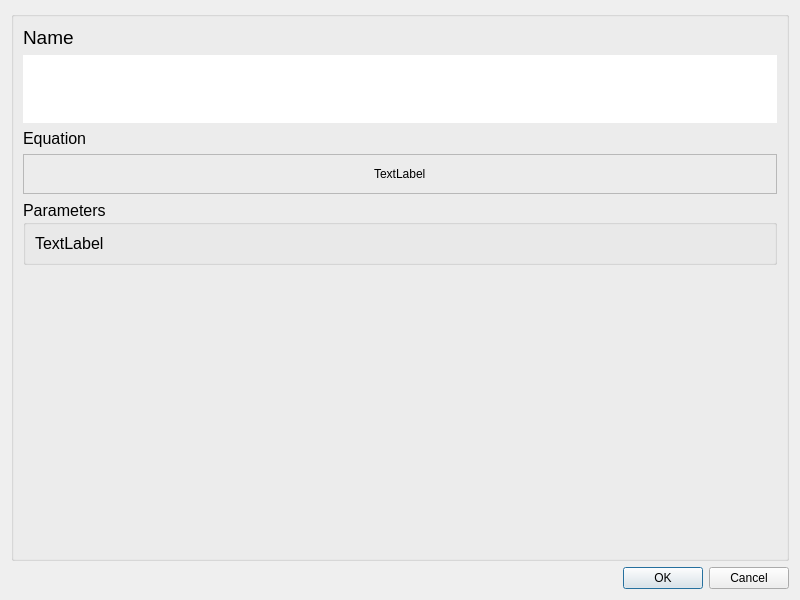
The window that gui/BuiltinFunctionDetailer.ui (fritzone/funkplot) describes before a commit, drawn with Qt 5.
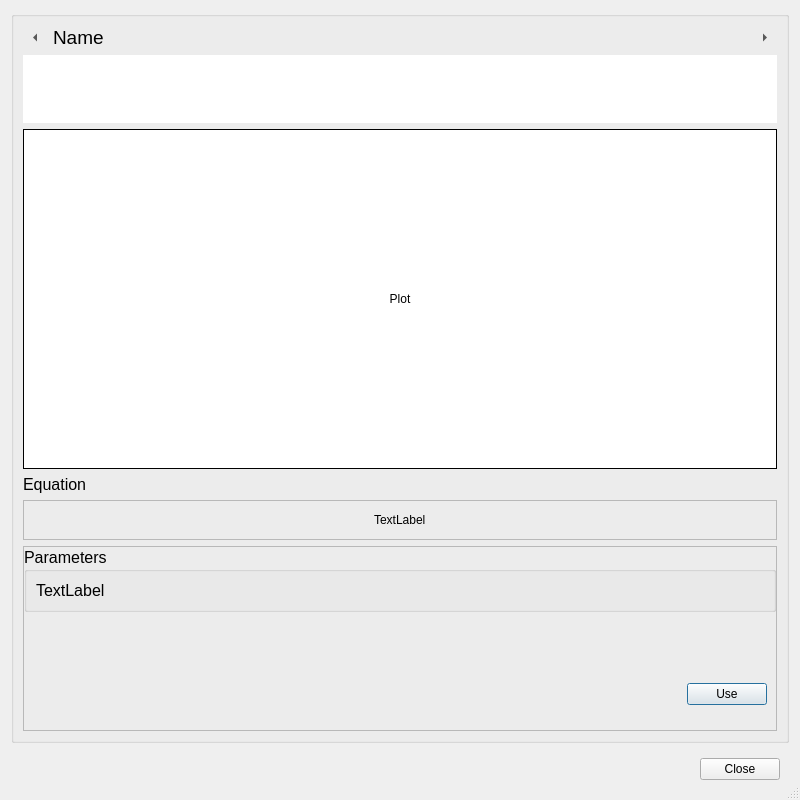
The same window after the commit. Icons and pictures are not drawn. Custom widgets are drawn as their Qt base class.

Diff of the .ui file:
```diff
--- a/gui/BuiltinFunctionDetailer.ui
+++ b/gui/BuiltinFunctionDetailer.ui
@@ -10,24 +10,24 @@
     <x>0</x>
     <y>0</y>
     <width>800</width>
-    <height>600</height>
+    <height>800</height>
    </rect>
   </property>
   <property name="minimumSize">
    <size>
     <width>800</width>
-    <height>600</height>
-   </size>
-  </property>
-  <property name="maximumSize">
-   <size>
-    <width>800</width>
-    <height>600</height>
+    <height>800</height>
    </size>
   </property>
   <property name="windowTitle">
    <string>Dialog</string>
   </property>
+  <property name="sizeGripEnabled">
+   <bool>true</bool>
+  </property>
+  <property name="modal">
+   <bool>true</bool>
+  </property>
   <layout class="QVBoxLayout" name="verticalLayout">
    <item>
     <widget class="QGroupBox" name="groupBox">
@@ -39,15 +39,78 @@
      </property>
      <layout class="QVBoxLayout" name="verticalLayout_2">
       <item>
-       <widget class="QLabel" name="lblName">
-        <property name="font">
-         <font>
-          <pointsize>14</pointsize>
-         </font>
+       <widget class="QFrame" name="frame_4">
+        <property name="frameShape">
+         <enum>QFrame::NoFrame</enum>
         </property>
-        <property name="text">
-         <string>Name</string>
+        <property name="frameShadow">
+         <enum>QFrame::Raised</enum>
         </property>
+        <layout class="QHBoxLayout" name="horizontalLayout_3">
+         <property name="leftMargin">
+          <number>0</number>
+         </property>
+         <property name="topMargin">
+          <number>0</number>
+         </property>
+         <property name="rightMargin">
+          <number>0</number>
+         </property>
+         <property name="bottomMargin">
+          <number>0</number>
+         </property>
+         <item>
+          <widget class="QToolButton" name="toolButton">
+           <property name="text">
+            <string>&lt;</string>
+           </property>
+           <property name="autoRaise">
+            <bool>true</bool>
+           </property>
+           <property name="arrowType">
+            <enum>Qt::LeftArrow</enum>
+           </property>
+          </widget>
+         </item>
+         <item>
+          <widget class="QLabel" name="lblName">
+           <property name="font">
+            <font>
+             <pointsize>14</pointsize>
+            </font>
+           </property>
+           <property name="text">
+            <string>Name</string>
+           </property>
+          </widget>
+         </item>
+         <item>
+          <spacer name="horizontalSpacer_3">
+           <property name="orientation">
+            <enum>Qt::Horizontal</enum>
+           </property>
+           <property name="sizeHint" stdset="0">
+            <size>
+             <width>40</width>
+             <height>20</height>
+            </size>
+           </property>
+          </spacer>
+         </item>
+         <item>
+          <widget class="QToolButton" name="toolButton_2">
+           <property name="text">
+            <string>&gt;</string>
+           </property>
+           <property name="autoRaise">
+            <bool>true</bool>
+           </property>
+           <property name="arrowType">
+            <enum>Qt::RightArrow</enum>
+           </property>
+          </widget>
+         </item>
+        </layout>
        </widget>
       </item>
       <item>
@@ -81,6 +144,81 @@
         </property>
        </widget>
       </item>
+      <item>
+       <widget class="QFrame" name="frame_5">
+        <property name="minimumSize">
+         <size>
+          <width>640</width>
+          <height>340</height>
+         </size>
+        </property>
+        <property name="autoFillBackground">
+         <bool>false</bool>
+        </property>
+        <property name="styleSheet">
+         <string notr="true">background-color: rgb(255, 255, 255);</string>
+        </property>
+        <property name="frameShape">
+         <enum>QFrame::Panel</enum>
+        </property>
+        <property name="frameShadow">
+         <enum>QFrame::Plain</enum>
+        </property>
+        <layout class="QHBoxLayout" name="horizontalLayout_4">
+         <item>
+          <spacer name="horizontalSpacer_4">
+           <property name="orientation">
+            <enum>Qt::Horizontal</enum>
+           </property>
+           <property name="sizeHint" stdset="0">
+            <size>
+             <width>40</width>
+             <height>20</height>
+            </size>
+           </property>
+          </spacer>
+         </item>
+         <item>
+          <widget class="QLabel" name="imgPlot">
+           <property name="minimumSize">
+            <size>
+             <width>640</width>
+             <height>320</height>
+            </size>
+           </property>
+           <property name="maximumSize">
+            <size>
+             <width>640</width>
+             <height>320</height>
+            </size>
+           </property>
+           <property name="text">
+            <string>Plot</string>
+           </property>
+           <property name="scaledContents">
+            <bool>false</bool>
+           </property>
+           <property name="alignment">
+            <set>Qt::AlignCenter</set>
+           </property>
+          </widget>
+         </item>
+         <item>
+          <spacer name="horizontalSpacer_5">
+           <property name="orientation">
+            <enum>Qt::Horizontal</enum>
+           </property>
+           <property name="sizeHint" stdset="0">
+            <size>
+             <width>40</width>
+             <height>20</height>
+            </size>
+           </property>
+          </spacer>
+         </item>
+        </layout>
+       </widget>
+      </item>
       <item>
        <widget class="QLabel" name="lblName_2">
         <property name="font">
@@ -162,7 +300,7 @@
       <item>
        <widget class="QFrame" name="frame">
         <property name="frameShape">
-         <enum>QFrame::NoFrame</enum>
+         <enum>QFrame::StyledPanel</enum>
         </property>
         <property name="frameShadow">
          <enum>QFrame::Raised</enum>
@@ -183,6 +321,55 @@
          <property name="horizontalSpacing">
           <number>0</number>
          </property>
+         <item row="1" column="0">
+          <spacer name="verticalSpacer_3">
+           <property name="orientation">
+            <enum>Qt::Vertical</enum>
+           </property>
+           <property name="sizeHint" stdset="0">
+            <size>
+             <width>20</width>
+             <height>40</height>
+            </size>
+           </property>
+          </spacer>
+         </item>
+         <item row="2" column="0">
+          <widget class="QFrame" name="frame_6">
+           <property name="frameShape">
+            <enum>QFrame::NoFrame</enum>
+           </property>
+           <property name="frameShadow">
+            <enum>QFrame::Raised</enum>
+           </property>
+           <layout class="QHBoxLayout" name="horizontalLayout_5">
+            <item>
+             <spacer name="horizontalSpacer_6">
+              <property name="orientation">
+               <enum>Qt::Horizontal</enum>
+              </property>
+              <property name="sizeHint" stdset="0">
+               <size>
+                <width>40</width>
+                <height>20</height>
+               </size>
+              </property>
+             </spacer>
+            </item>
+            <item>
+             <widget class="QPushButton" name="pushButton">
+              <property name="text">
+               <string>Use</string>
+              </property>
+              <property name="icon">
+               <iconset resource="main.qrc">
+                <normaloff>:/icons/icons/function.png</normaloff>:/icons/icons/function.png</iconset>
+              </property>
+             </widget>
+            </item>
+           </layout>
+          </widget>
+         </item>
          <item row="0" column="0">
           <widget class="QGroupBox" name="groupBox_2">
            <property name="font">
@@ -220,32 +407,34 @@
         </layout>
        </widget>
       </item>
+     </layout>
+    </widget>
+   </item>
+   <item>
+    <widget class="QFrame" name="frame_3">
+     <property name="frameShape">
+      <enum>QFrame::NoFrame</enum>
+     </property>
+     <property name="frameShadow">
+      <enum>QFrame::Raised</enum>
+     </property>
+     <layout class="QHBoxLayout" name="horizontalLayout_2">
       <item>
-       <spacer name="verticalSpacer_2">
+       <widget class="QDialogButtonBox" name="buttonBox">
         <property name="orientation">
-         <enum>Qt::Vertical</enum>
+         <enum>Qt::Horizontal</enum>
         </property>
-        <property name="sizeHint" stdset="0">
-         <size>
-          <width>20</width>
-          <height>40</height>
-         </size>
+        <property name="standardButtons">
+         <set>QDialogButtonBox::Close</set>
         </property>
-       </spacer>
+        <property name="centerButtons">
+         <bool>false</bool>
+        </property>
+       </widget>
       </item>
      </layout>
     </widget>
    </item>
-   <item>
-    <widget class="QDialogButtonBox" name="buttonBox">
-     <property name="orientation">
-      <enum>Qt::Horizontal</enum>
-     </property>
-     <property name="standardButtons">
-      <set>QDialogButtonBox::Cancel|QDialogButtonBox::Ok</set>
-     </property>
-    </widget>
-   </item>
   </layout>
  </widget>
  <customwidgets>
```
Left out of the diff: 17 changed lines with no effect on the pictures.
